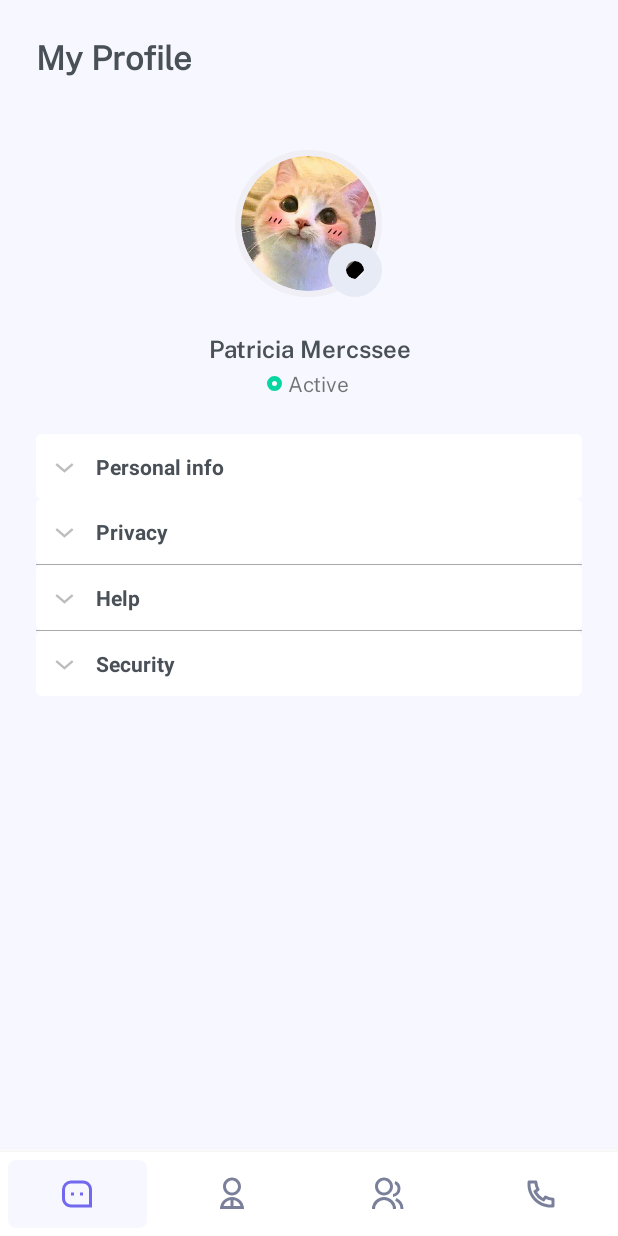
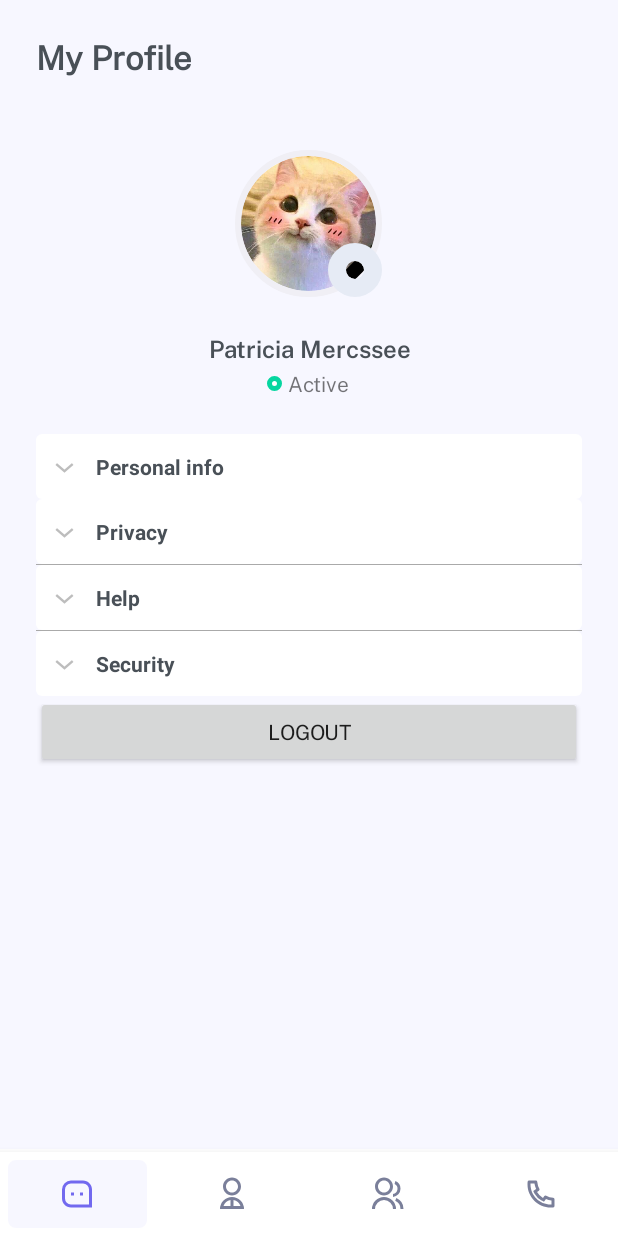
Before and after one commit to manhtuong210902/ChatApp_Android17, an Android app: the fragment ProfileFragment placed in its activity, on a phone screen of 412 x 824 dp. Run offline under Robolectric (Android 15) with nearby library versions, the phone set to English and light mode, and no system bars; our stand-ins replace CircleImageView, Firebase (no records; nobody signed in at launch, a user with empty details on screens opened directly), Picasso.

Commit message:
Tạo chức năng đăng xuất https://mtuong669.atlassian.net/jira/software/projects/A2G/boards/2?selectedIssue=A2G-23

```diff
--- a/app/src/main/java/com/example/chatapp/ExpandableListDataPumb.java
+++ b/app/src/main/java/com/example/chatapp/ExpandableListDataPumb.java
@@ -19,6 +19,7 @@ public class ExpandableListDataPumb {
 
         List<String>security = new ArrayList<String>();
         security.add("Show security notification");
+        security.add("Logout");
 
         List<String> help=new ArrayList<String>();
         help.add("FAQs");
--- a/app/src/main/java/com/example/chatapp/ProfileFragment.java
+++ b/app/src/main/java/com/example/chatapp/ProfileFragment.java
@@ -1,16 +1,23 @@
 package com.example.chatapp;
 
 
+import android.content.Context;
+import android.content.Intent;
+import android.content.SharedPreferences;
 import android.os.Bundle;
+import android.preference.PreferenceManager;
 import android.view.LayoutInflater;
 import android.view.View;
 import android.view.ViewGroup;
+import android.widget.Button;
 import android.widget.ExpandableListAdapter;
 import android.widget.ExpandableListView;
 import android.widget.LinearLayout;
 
 
 import androidx.fragment.app.Fragment;
+
+import com.google.firebase.auth.FirebaseAuth;
 
 import java.util.ArrayList;
 import java.util.HashMap;
@@ -29,7 +36,10 @@ public class ProfileFragment extends Fragment {
     ExpandableListAdapter personalListAdapter;
     List<String> personalListTitle;
     HashMap<String,HashMap<String,String>> personalListDetail;
-
+    Button btn_logout;
+    private FirebaseAuth mAuth;
+    SharedPreferences sharedPreferences;
+    SharedPreferences.Editor editor;
     @Override
     public View onCreateView(LayoutInflater inflater, ViewGroup container, Bundle savedInstanceState) {
         llProfile = (LinearLayout) inflater.inflate(R.layout.fragment_profile, container, false);
@@ -45,6 +55,21 @@ public class ProfileFragment extends Fragment {
         expandableListTitle = new ArrayList<String>(expandableListDetail.keySet());
         expandableListAdapter = new CustomExpandableListAdapter(getContext(),expandableListTitle,expandableListDetail);
         expandableListView.setAdapter(expandableListAdapter);
+        sharedPreferences = PreferenceManager.getDefaultSharedPreferences(getActivity());
+        editor = sharedPreferences.edit();
+        mAuth = FirebaseAuth.getInstance();
+        btn_logout = llProfile.findViewById(R.id.btn_logout);
+        Intent intent = new Intent(this.getActivity(), LoginActivity.class);
+        btn_logout.setOnClickListener(new View.OnClickListener() {
+            @Override
+            public void onClick(View view) {
+                editor.putString("EmailLogin", "");
+                editor.putString("PasswordLogin", "");
+                editor.commit();
+                mAuth.signOut();
+                startActivity(intent);
+            }
+        });
         return llProfile;
     }
 }
--- a/app/src/main/java/com/example/chatapp/SplashActivity.java
+++ b/app/src/main/java/com/example/chatapp/SplashActivity.java
@@ -19,7 +19,7 @@ import com.google.firebase.auth.FirebaseUser;
 public class SplashActivity extends Activity {
     Handler handler=new Handler();
     private FirebaseAuth mAuth;
-    SharedPreferences sharedPreferences,sharedPreferencesLogin;
+    SharedPreferences sharedPreferences;
     SharedPreferences.Editor editor;
     private void initPreferences() {
         sharedPreferences = PreferenceManager.getDefaultSharedPreferences(this);
--- a/app/src/main/res/layout/fragment_profile.xml
+++ b/app/src/main/res/layout/fragment_profile.xml
@@ -90,11 +90,11 @@
 
     <ExpandableListView
         android:id="@+id/expandablePersonalListView"
+        android:layout_width="match_parent"
         android:layout_height="wrap_content"
-        android:layout_width="match_parent"
-        android:indicatorLeft="?android:attr/expandableListPreferredItemIndicatorLeft"
         android:divider="@android:color/darker_gray"
-        android:dividerHeight="0.5dp" />
+        android:dividerHeight="0.5dp"
+        android:indicatorLeft="?android:attr/expandableListPreferredItemIndicatorLeft" />
 
     <ExpandableListView
         android:id="@+id/expandableListView"
@@ -102,6 +102,14 @@
         android:layout_width="match_parent"
         android:indicatorLeft="?android:attr/expandableListPreferredItemIndicatorLeft"
         android:divider="@android:color/darker_gray"
-        android:dividerHeight="0.5dp" />
+        android:dividerHeight="0.5dp" >
+    </ExpandableListView>
+    <Button
+        android:id="@+id/btn_logout"
+        android:layout_width="match_parent"
+        android:layout_height="wrap_content"
+        android:text="Logout"
+        android:padding="10dp"
+        />
 
 </LinearLayout>
```
Also changed, not shown: app/src/main/java/com/example/chatapp/LoginActivity.java (+9 -2 lines).
